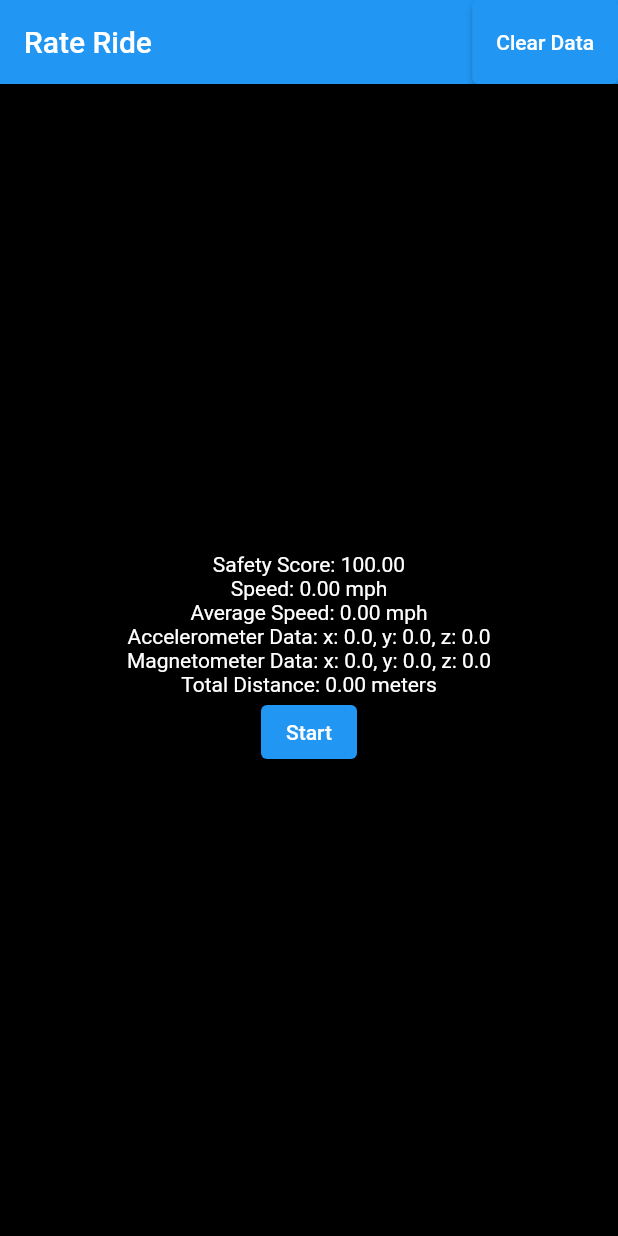
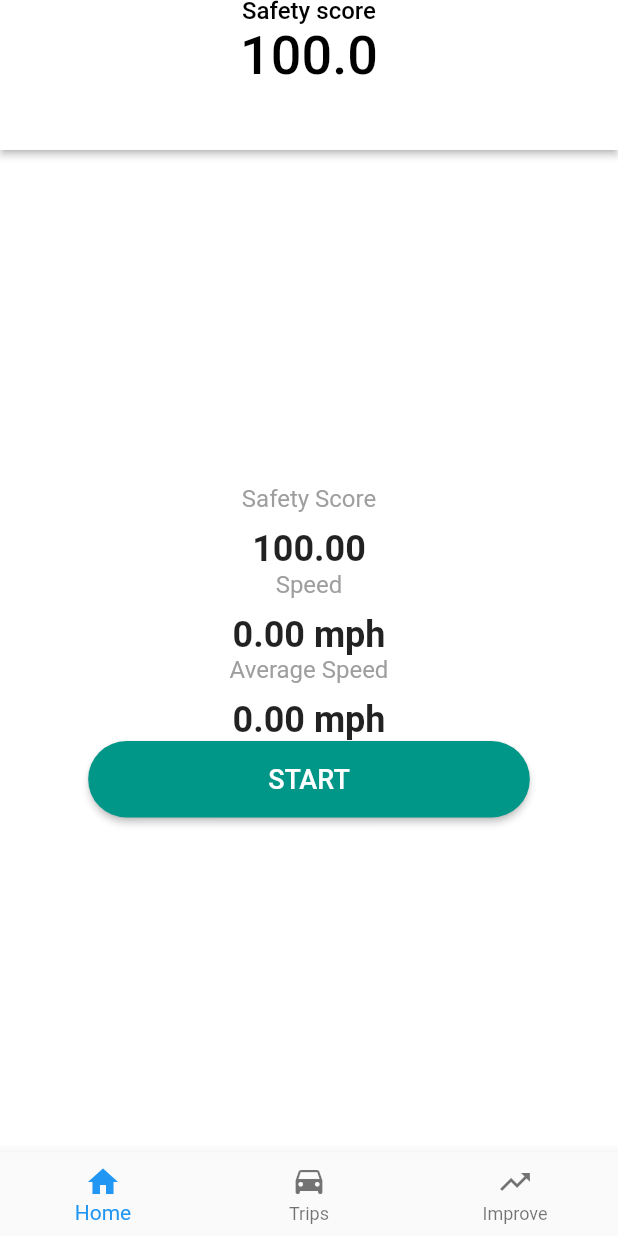
Before and after one commit to billyward3/wheelSave, a Flutter app: the screen it shows after launch, on a phone screen of 412 x 824 dp. Run offline on Flutter 3.47's test engine with Material 2 defaults, Android fonts, the phone set to English and light mode, and no system bars; our stand-ins replace firebase_core, geolocator, sensors_plus; accounts and stored records are empty.

Commit message:
Updated UI 1.0

```diff
--- a/rate_ride/lib/main.dart
+++ b/rate_ride/lib/main.dart
@@ -3,7 +3,86 @@ import 'package:flutter/material.dart';
 import 'package:geolocator/geolocator.dart';
 import 'package:sensors_plus/sensors_plus.dart';
 
-// Service to handle Geolocator permissions and position.
+class CustomAppBar extends StatelessWidget implements PreferredSizeWidget {
+  final double score;
+
+  CustomAppBar({required this.score});
+
+  @override
+  Widget build(BuildContext context) {
+    return AppBar(
+      centerTitle: true,
+      title: Column(
+        children: [
+          Text(
+            'Safety score',
+            style: TextStyle(color: Colors.black, fontSize: 16),
+          ),
+          Text(
+            '$score',
+            style: TextStyle(color: Colors.black, fontSize: 36),
+          ),
+        ],
+      ),
+      elevation: 2,
+      backgroundColor: Colors.white,
+    );
+  }
+
+  @override
+  Size get preferredSize => Size.fromHeight(100.0);
+}
+
+class SafetyInfo extends StatelessWidget {
+  final String title;
+  final dynamic value;
+
+  SafetyInfo({required this.title, required this.value});
+
+  @override
+  Widget build(BuildContext context) {
+    return Column(
+      children: [
+        Text(
+          title,
+          style: TextStyle(color: Colors.grey, fontSize: 16),
+        ),
+        SizedBox(height: 10),
+        Text(
+          value.toString(),
+          style: TextStyle(fontSize: 24, fontWeight: FontWeight.bold),
+        ),
+      ],
+    );
+  }
+}
+
+class ControlButton extends StatelessWidget {
+  final bool isStarted;
+  final VoidCallback onPressed;
+
+  ControlButton({required this.isStarted, required this.onPressed});
+
+  @override
+  Widget build(BuildContext context) {
+    return ElevatedButton(
+      onPressed: onPressed,
+      child: Text(
+        isStarted ? 'STOP' : 'START',
+        style: TextStyle(color: Colors.white, fontSize: 18),
+      ),
+      style: ElevatedButton.styleFrom(
+        primary: isStarted ? Colors.red : Colors.teal,
+        shape: RoundedRectangleBorder(
+          borderRadius: BorderRadius.circular(50.0),
+        ),
+        padding: EdgeInsets.symmetric(horizontal: 120, vertical: 15),
+        elevation: 2,
+      ),
+    );
+  }
+}
+
 class GeolocatorService {
   Future<Position?> determinePosition() async {
     LocationPermission permission = await Geolocator.checkPermission();
@@ -24,31 +103,31 @@ class MyApp extends StatelessWidget {
   const MyApp({Key? key}) : super(key: key);
 
   @override
-  Widget build(BuildContext context) => MaterialApp(
+  Widget build(BuildContext context) {
+    return MaterialApp(
       title: 'Flutter Demo',
       theme: ThemeData(
         primarySwatch: Colors.blue,
-          scaffoldBackgroundColor: Colors.black,
+        scaffoldBackgroundColor: Colors.white, // Change background to white
       ),
       home: const MyHomePage(title: 'Rate Ride'),
     );
   }
+}
 
 class MyHomePage extends StatefulWidget {
+  final String title;
   const MyHomePage({Key? key, required this.title}) : super(key: key);
-  final String title;
 
   @override
   _MyHomePageState createState() => _MyHomePageState();
 }
 
 class _MyHomePageState extends State<MyHomePage> {
-  // Variables for tracking.
   late Future<Position?> _locationData;
   Timer? timer;
   final GeolocatorService _geolocatorService = GeolocatorService();
 
-  // Variables for calculating safety score and speed.
   double safetyScore = 100.0;
   double totalDistance = 0.0;
   double speed = 0.0;
@@ -57,19 +136,17 @@ class _MyHomePageState extends State<MyHomePage> {
   int numUpdates = 0;
   Position? lastPosition;
 
-  // Variables for sensor data.
   AccelerometerEvent? _accelerometerEvent;
   MagnetometerEvent? _magnetometerEvent;
 
-  // Variables for logs and state.
   bool _isStarted = false;
   List<String> tripLogs = [];
 
-  // Convert speed to mph.
+  final StreamController<double> safetyScoreStream = StreamController<double>();
+
   double metersPerSecToMilesPerHour(double speedInMetersPerSec) =>
       speedInMetersPerSec * 2.23694;
 
-  // Calculate and update safety score.
   void updateSafetyScore(
       AccelerometerEvent accEvent, double speed, double averageSpeed) {
     if (speed > 0.5) {
@@ -79,17 +156,20 @@ class _MyHomePageState extends State<MyHomePage> {
                       0.3 * averageSpeed) /
                   100))
           .clamp(0.0, 100.0);
+      safetyScoreStream.sink.add(safetyScore);
     }
   }
 
-  // Record sensor and position data, and update variables.
   void recordData() async {
     AccelerometerEvent accEvent = await accelerometerEvents.first;
     Position? position = await Geolocator.getCurrentPosition();
-
     if (lastPosition != null && position != null) {
-      totalDistance += Geolocator.distanceBetween(lastPosition!.latitude,
-          lastPosition!.longitude, position.latitude, position.longitude);
+      totalDistance += Geolocator.distanceBetween(
+        lastPosition!.latitude,
+        lastPosition!.longitude,
+        position.latitude,
+        position.longitude,
+      );
     }
     lastPosition = position;
     speed = metersPerSecToMilesPerHour(position?.speed ?? 0);
@@ -99,14 +179,14 @@ class _MyHomePageState extends State<MyHomePage> {
     updateSafetyScore(accEvent, speed, averageSpeed);
   }
 
-  // Start or stop tracking.
   void toggleTracking() async {
     if (_isStarted) {
       setState(() {
         _isStarted = false;
         timer?.cancel();
         tripLogs.add(
-            'Safety Score: ${safetyScore.toStringAsFixed(2)}, Speed: ${speed.toStringAsFixed(2)} mph, Average Speed: ${averageSpeed.toStringAsFixed(2)} mph, Total Distance: ${totalDistance.toStringAsFixed(2)} meters');
+          'Safety Score: ${safetyScore.toStringAsFixed(2)}, Speed: ${speed.toStringAsFixed(2)} mph, Average Speed: ${averageSpeed.toStringAsFixed(2)} mph, Total Distance: ${totalDistance.toStringAsFixed(2)} meters',
+        );
         totalSpeed = 0.0;
         totalDistance = 0.0;
         numUpdates = 0;
@@ -119,7 +199,6 @@ class _MyHomePageState extends State<MyHomePage> {
           _locationData = Future.value(position);
           timer = Timer.periodic(Duration(seconds: 1), (timer) async {
             recordData();
-            setState(() {});
           });
         });
       } catch (e) {
@@ -129,8 +208,8 @@ class _MyHomePageState extends State<MyHomePage> {
     }
   }
 
-  // Clear the recorded data.
-  void clearData() => setState(() {
+  void clearData() {
+    setState(() {
       safetyScore = 100.0;
       totalDistance = 0.0;
       speed = 0.0;
@@ -140,55 +219,83 @@ class _MyHomePageState extends State<MyHomePage> {
       lastPosition = null;
       tripLogs.clear();
     });
+  }
 
   @override
   void initState() {
     super.initState();
-    accelerometerEvents
-        .listen((event) => setState(() => _accelerometerEvent = event));
-    magnetometerEvents
-        .listen((event) => setState(() => _magnetometerEvent = event));
+    accelerometerEvents.listen((event) {
+      _accelerometerEvent = event;
+    });
+    magnetometerEvents.listen((event) {
+      _magnetometerEvent = event;
+    });
   }
 
   @override
   void dispose() {
+    safetyScoreStream.close();
     timer?.cancel();
     super.dispose();
   }
 
   @override
-  Widget build(BuildContext context) => Scaffold(
-        appBar: AppBar(
-          title: Text(widget.title),
-          actions: [
-            ElevatedButton(onPressed: clearData, child: Text("Clear Data"))
-          ],
-        ),
-        body: Center(
+  Widget build(BuildContext context) {
+    return Scaffold(
+      appBar: CustomAppBar(score: safetyScore), // Use the CustomAppBar here
+      body: StreamBuilder<double>(
+        stream: safetyScoreStream.stream,
+        initialData: safetyScore,
+        builder: (context, snapshot) {
+          return Center(
             child: Column(
               mainAxisAlignment: MainAxisAlignment.center,
               children: [
-              Text('Safety Score: ${safetyScore.toStringAsFixed(2)}',
-                  style: TextStyle(color: Colors.white)),
-              Text('Speed: ${speed.toStringAsFixed(2)} mph',
-                  style: TextStyle(color: Colors.white)),
-              Text('Average Speed: ${averageSpeed.toStringAsFixed(2)} mph',
-                  style: TextStyle(color: Colors.white)),
-              Text(
-                  'Accelerometer Data: x: ${_accelerometerEvent?.x ?? 0}, y: ${_accelerometerEvent?.y ?? 0}, z: ${_accelerometerEvent?.z ?? 0}',
-                  style: TextStyle(color: Colors.white)),
-              Text(
-                  'Magnetometer Data: x: ${_magnetometerEvent?.x ?? 0}, y: ${_magnetometerEvent?.y ?? 0}, z: ${_magnetometerEvent?.z ?? 0}',
-                  style: TextStyle(color: Colors.white)),
-              Text('Total Distance: ${totalDistance.toStringAsFixed(2)} meters',
-                  style: TextStyle(color: Colors.white)),
-              ElevatedButton(
-                  onPressed: toggleTracking,
-                  child: Text(_isStarted ? 'Stop' : 'Start')),
-              ...tripLogs.map(
-                  (log) => Text(log, style: TextStyle(color: Colors.white))),
+                SafetyInfo(
+                    title: 'Safety Score',
+                    value: snapshot.data?.toStringAsFixed(2) ??
+                        "N/A"), // Use the SafetyInfo widget
+                SafetyInfo(
+                    title: 'Speed',
+                    value: speed.toStringAsFixed(2) +
+                        ' mph'), // Use the SafetyInfo widget
+                SafetyInfo(
+                    title: 'Average Speed',
+                    value: averageSpeed.toStringAsFixed(2) +
+                        ' mph'), // Use the SafetyInfo widget
+                ControlButton(
+                    isStarted: _isStarted,
+                    onPressed: toggleTracking), // Use the ControlButton widget
               ],
             ),
+          );
+        },
+      ),
+      bottomNavigationBar: BottomNavigationBar(
+        items: [
+          BottomNavigationBarItem(icon: Icon(Icons.home), label: 'Home'),
+          BottomNavigationBarItem(icon: Icon(Icons.drive_eta), label: 'Trips'),
+          BottomNavigationBarItem(
+              icon: Icon(Icons.trending_up), label: 'Improve'),
+        ],
       ),
     );
   }
+}
+
+class InfoCard extends StatelessWidget {
+  final String title;
+  final String value;
+
+  const InfoCard({required this.title, required this.value});
+
+  @override
+  Widget build(BuildContext context) {
+    return Card(
+      child: ListTile(
+        title: Text(title),
+        trailing: Text(value),
+      ),
+    );
+  }
+}
```
Also changed, not shown: rate_ride/lib/page.dart (added). Lines whose indentation alone changed are shown as unchanged.
